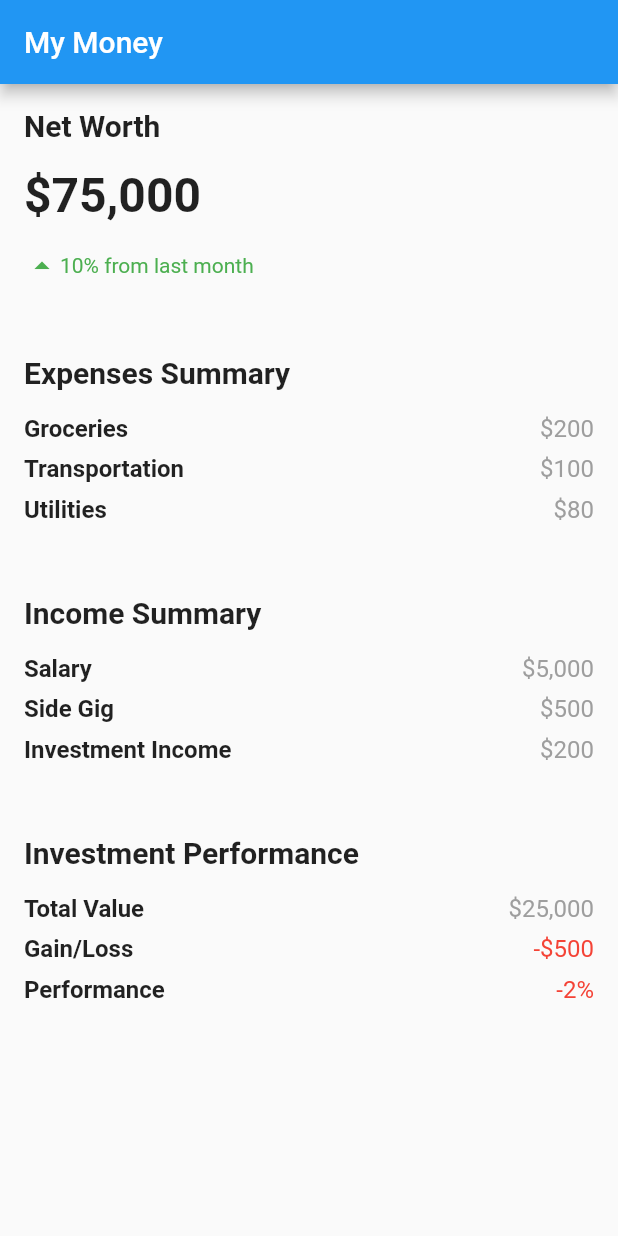
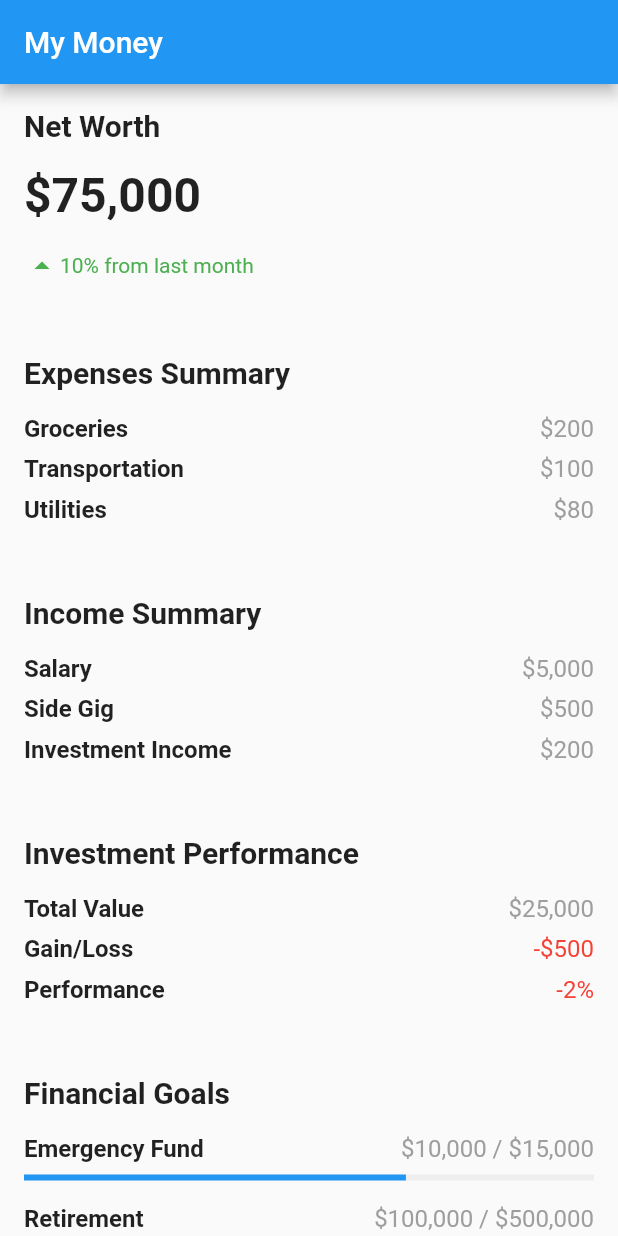
Before and after one commit to psvehla/digital_banking, a Flutter app: the screen it shows after launch, on a phone screen of 412 x 824 dp. Run offline on Flutter 3.47's test engine with Material 2 defaults, Android fonts, the phone set to English and light mode, and no system bars.

Commit message:
Added FinancialGoals as generated by ChatGPT .
Mostly.

```diff
--- a/lib/dashboard.dart
+++ b/lib/dashboard.dart
@@ -1,4 +1,5 @@
 import 'package:digital_banking/expensesummary.dart';
+import 'package:digital_banking/financialgoals.dart';
 import 'package:digital_banking/incomesummary.dart';
 import 'package:digital_banking/investmentperformance.dart';
 import 'package:digital_banking/networth.dart';
@@ -32,16 +33,6 @@ class Dashboard extends StatelessWidget {
   }
 }
 
-class FinancialGoals extends StatelessWidget {
-  const FinancialGoals({super.key});
-
-  @override
-  Widget build(BuildContext context) {
-    // TODO: Implement FinancialGoals widget UI.
-    return Container();
-  }
-}
-
 class Notifications extends StatelessWidget {
   const Notifications({super.key});
 
--- /dev/null
+++ b/lib/financialgoals.dart
@@ -0,0 +1,76 @@
+import 'package:flutter/material.dart';
+
+class FinancialGoals extends StatelessWidget {
+  const FinancialGoals({super.key});
+
+  @override
+  Widget build(BuildContext context) {
+    return Container(
+      padding: EdgeInsets.all(16),
+      child: Column(
+        crossAxisAlignment: CrossAxisAlignment.start,
+        children: [
+          Text(
+            'Financial Goals',
+            style: TextStyle(
+              fontSize: 20,
+              fontWeight: FontWeight.bold,
+            ),
+          ),
+          SizedBox(height: 16),
+          Row(
+            mainAxisAlignment: MainAxisAlignment.spaceBetween,
+            children: [
+              Text(
+                'Emergency Fund',
+                style: TextStyle(
+                  fontSize: 16,
+                  fontWeight: FontWeight.bold,
+                ),
+              ),
+              Text(
+                '\$10,000 / \$15,000',
+                style: TextStyle(
+                  fontSize: 16,
+                  color: Colors.grey,
+                ),
+              ),
+            ],
+          ),
+          SizedBox(height: 8),
+          LinearProgressIndicator(
+            value: 0.67,
+            backgroundColor: Colors.grey[200],
+            valueColor: AlwaysStoppedAnimation<Color>(Colors.blue),
+          ),
+          SizedBox(height: 16),
+          Row(
+            mainAxisAlignment: MainAxisAlignment.spaceBetween,
+            children: [
+              Text(
+                'Retirement',
+                style: TextStyle(
+                  fontSize: 16,
+                  fontWeight: FontWeight.bold,
+                ),
+              ),
+              Text(
+                '\$100,000 / \$500,000',
+                style: TextStyle(
+                  fontSize: 16,
+                  color: Colors.grey,
+                ),
+              ),
+            ],
+          ),
+          SizedBox(height: 8),
+          LinearProgressIndicator(
+            value: 0.2,
+            backgroundColor: Colors.grey[200],
+            valueColor: AlwaysStoppedAnimation<Color>(Colors.blue),
+          ),
+        ],
+      ),
+    );
+  }
+}
```
